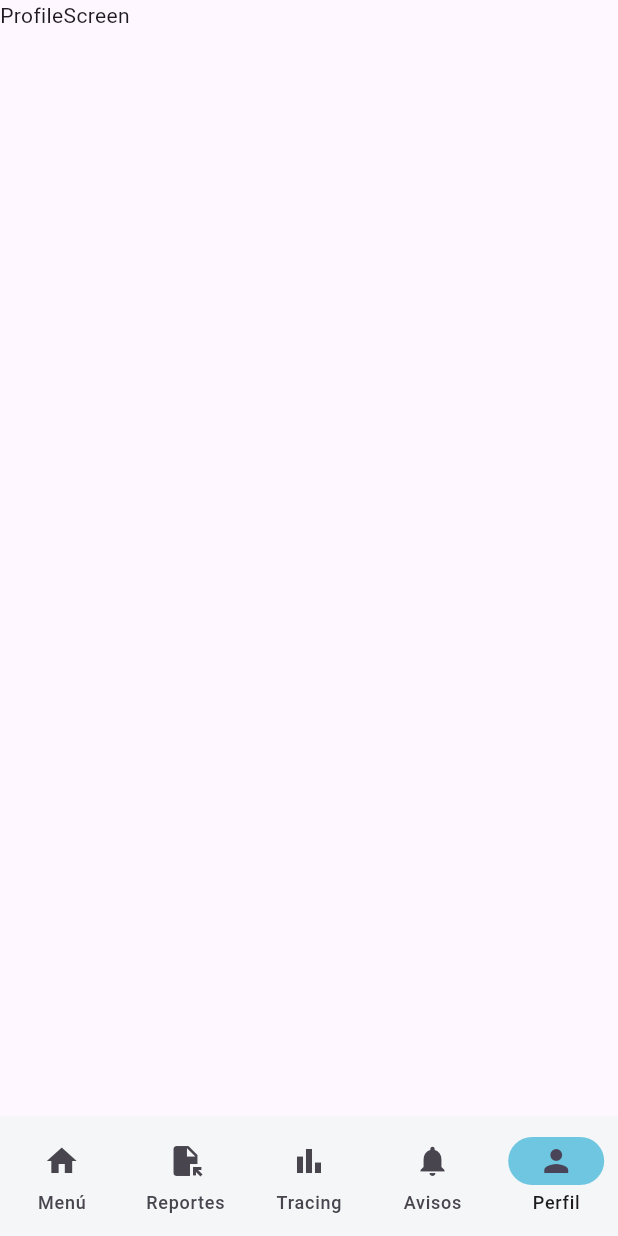
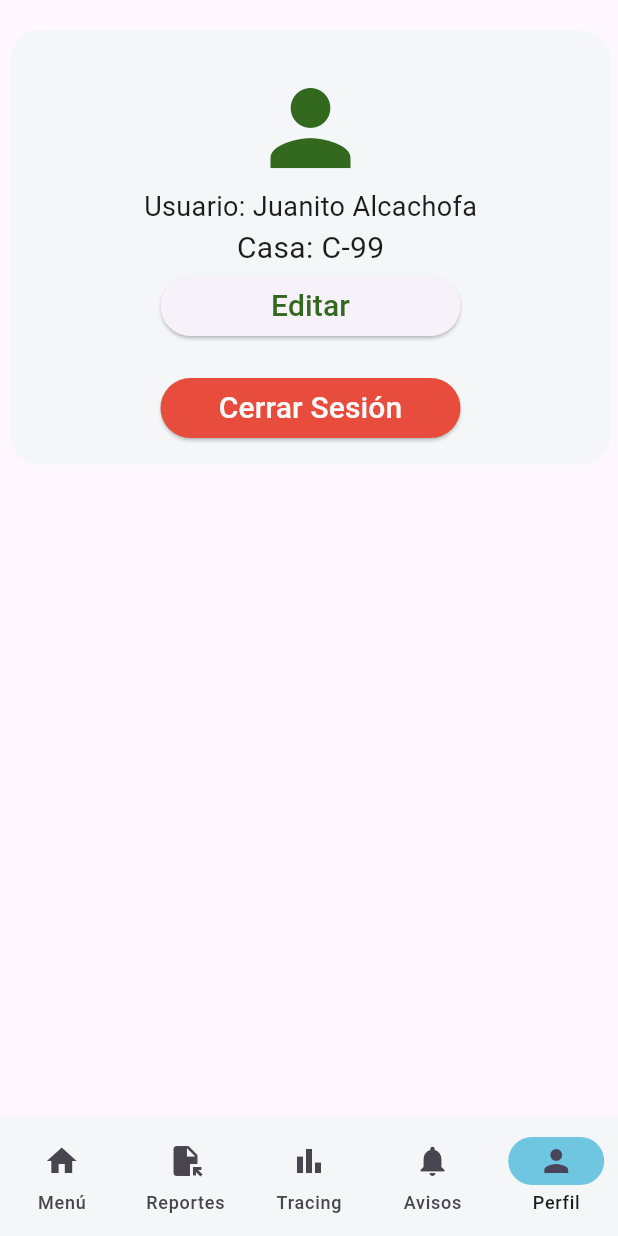
Before and after one commit to Zylohw/Leaf-Counter, a Flutter app: the UserScreenRouter screen opened directly, item 5 of the bottom bar chosen, on a phone screen of 412 x 824 dp. Run offline on Flutter 3.47's test engine with Material 3 defaults, Android fonts, the phone set to English and light mode, and no system bars; our stand-ins replace pie_chart, syncfusion_flutter_gauges; missing offline and left inert: month_year_picker.

Commit message:
update: info screen and edit info screen completed, common users screens are finished

```diff
--- a/frontend/leaf_mobile/lib/screens/normal_users/users_profile_screen.dart
+++ b/frontend/leaf_mobile/lib/screens/normal_users/users_profile_screen.dart
@@ -1,18 +1,66 @@
 import 'package:flutter/material.dart';
+import 'package:leaf_mobile/core/app_colors.dart';
+import 'package:leaf_mobile/screens/login_screen.dart';
+import 'package:leaf_mobile/screens/normal_users/user_edit_info_screen.dart';
 
-class UsersProfileScreen extends StatefulWidget{
+class UsersProfileScreen extends StatefulWidget {
   const UsersProfileScreen({super.key});
   @override
   State<UsersProfileScreen> createState() => _UsersProfileScreenState();
 }
 
-class _UsersProfileScreenState extends State<UsersProfileScreen>{
+class _UsersProfileScreenState extends State<UsersProfileScreen> {
   @override
-  Widget build(BuildContext context){
-    return ListView(
-      children: [
-        Text("ProfileScreen")
-      ],
-    );
+  Widget build(BuildContext context) {
+    return ListView(children: [profileInfo(context)]);
   }
 }
+
+Padding profileInfo(BuildContext context) {
+  return Padding(
+    padding: EdgeInsetsGeometry.only(top: 20, left: 7),
+    child: Row(
+      children: [
+        Container(
+          decoration: BoxDecoration(
+            borderRadius: BorderRadius.circular(20),
+            color: AppColors.alternativeBackground,
+          ),
+          padding: EdgeInsets.only(top: 25),
+          width: 400,
+          height: 290,
+          child: Column(
+            children: [
+              Icon(Icons.person, size: 80, color: AppColors.darkGreen),
+              Text(
+                "Usuario: Juanito Alcachofa",
+                style: TextStyle(fontSize: 18),
+              ),
+              Text("Casa: C-99", style: TextStyle(fontSize: 20)),
+              ElevatedButton(
+                onPressed: () {
+                  Navigator.push(context, MaterialPageRoute(builder: (context)=>UserEditInfoScreen()));
+                },
+                style: ElevatedButton.styleFrom(
+                  foregroundColor: AppColors.darkGreen,
+                  fixedSize: Size(200, 0),
+                ),
+                child: Text("Editar",style: TextStyle(fontSize: 20),),
+              ),
+              Padding(
+                padding: EdgeInsetsGeometry.only(top: 20),
+                child: ElevatedButton(
+                  onPressed: () {
+                    Navigator.push(context, MaterialPageRoute(builder: (context)=> LoginScreen()));
+                  },
+                  style: ElevatedButton.styleFrom(fixedSize: Size(200, 0),backgroundColor: AppColors.stateRed),
+                  child: Text("Cerrar Sesión",style: TextStyle(color: AppColors.background,fontSize: 20),),
+                ),
+              ),
+            ],
+          ),
+        ),
+      ],
+    ),
+  );
+}
```
Also changed, not shown: frontend/leaf_mobile/lib/screens/normal_users/user_edit_info_screen.dart (added, +81 -0 lines), frontend/leaf_mobile/lib/main.dart (line endings or trailing spaces).
